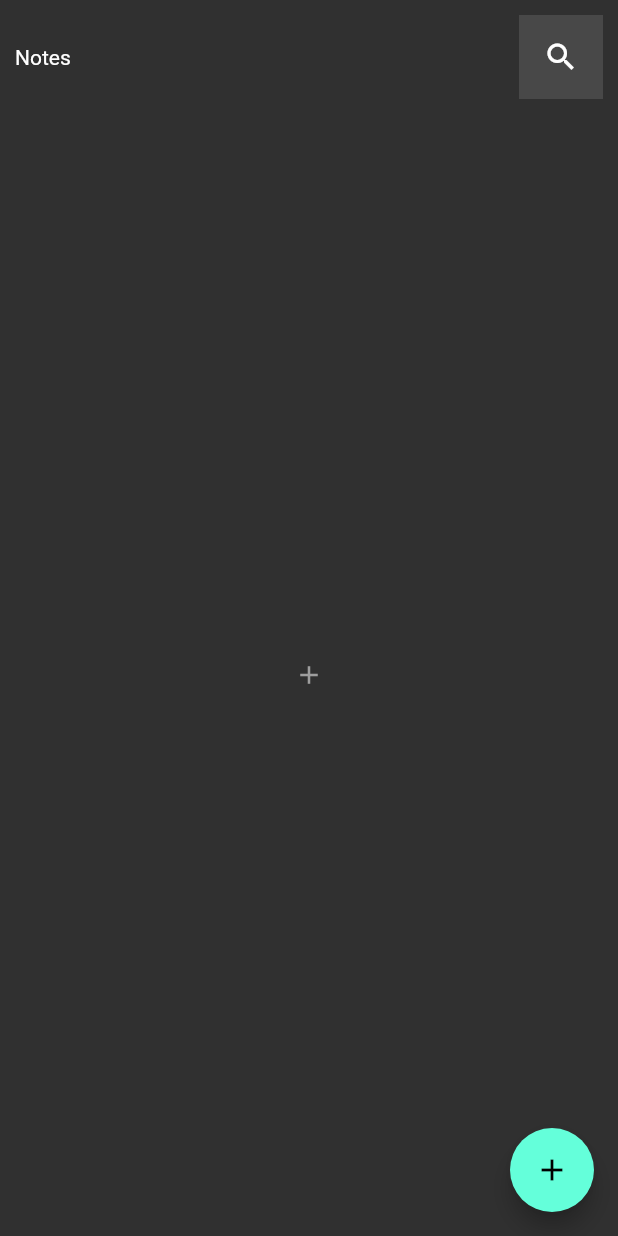
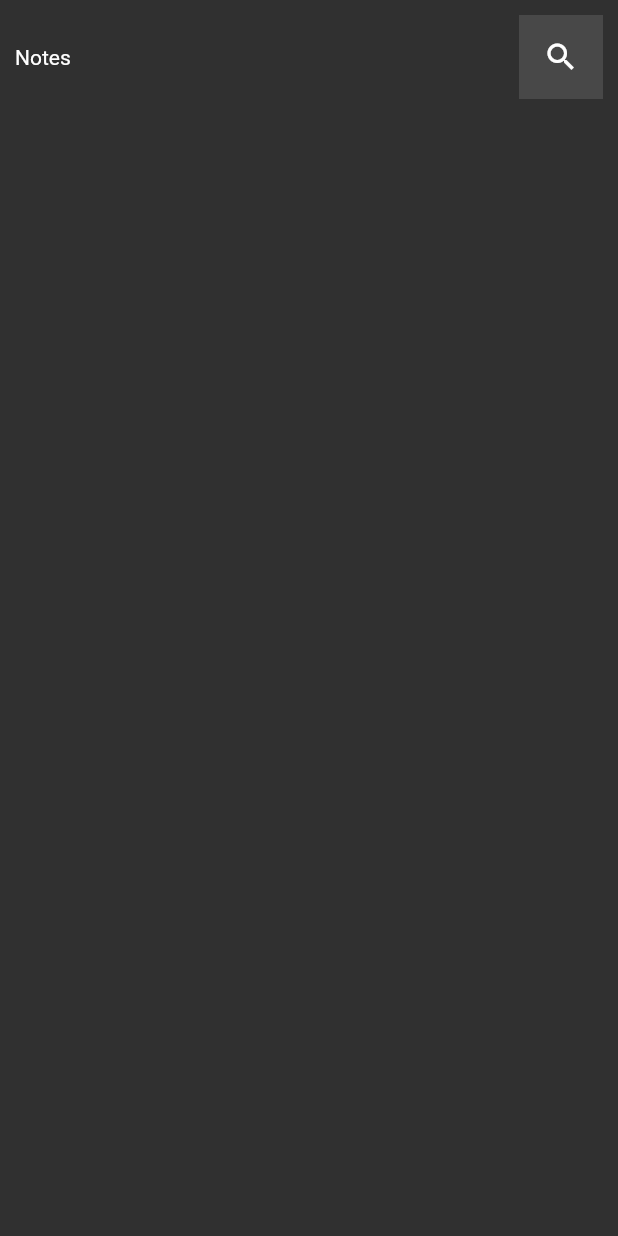
Before and after one commit to subhiAbboud/note_app, a Flutter app: the screen it shows after launch, on a phone screen of 412 x 824 dp. Run offline on Flutter 3.47's test engine with Material 2 defaults, Android fonts, the phone set to English and light mode, and no system bars; missing offline and left inert: dart:js.

Commit message:
create note view body and note item

```diff
--- a/lib/Screens/home.dart
+++ b/lib/Screens/home.dart
@@ -2,7 +2,7 @@ import 'package:flutter/material.dart';
 import 'package:note_app/Widgets/custemAppBar.dart';
 import 'package:note_app/Models/dataLayer.dart';
 import 'package:note_app/Widgets/noteItem.dart';
-
+import 'package:note_app/Widgets/noteViewBody.dart';
 
 class Home extends StatefulWidget {
 
@@ -10,9 +10,9 @@ class Home extends StatefulWidget {
   State<Home> createState() => _HomeState();
 }
 
+
 class _HomeState extends State<Home> {
-  List<Note> notes= [];
-  List<Widget> notesWidgets=[];
+
 
 
 
@@ -20,23 +20,7 @@ class _HomeState extends State<Home> {
   Widget build(BuildContext context) {
     return Scaffold(
 
-    body: SafeArea(
-      child: Column(
-        children:<Widget> [
-          const CustemAppBar(),
-          Expanded(
-            child: notes.length>0 ?
-                  Column(children: notesWidgets,):
-                  Icon(Icons.add,size: 20.0, color: Colors.grey,),
-          ),
-        ],
-      ),
-    ),
-      floatingActionButton: FloatingActionButton(
-        child: Icon(Icons.add),
-        onPressed: (){
-          notesWidgets.add(NoteItem(note: Note(title: 'Note Title',subTitle: 'lorem ipsum jokos ')));
-      },),
-    );
+    body: NotesViewBody(),
+   );
   }
 }
--- a/lib/Widgets/custemAppBar.dart
+++ b/lib/Widgets/custemAppBar.dart
@@ -11,7 +11,9 @@ class CustemAppBar extends StatelessWidget {
       child: Row(
         mainAxisAlignment: MainAxisAlignment.spaceBetween,
         children: <Widget>[
-          Text('Notes'),
+          Text('Notes',
+          style: Theme.of(context,).textTheme.bodyMedium,
+          ),
           RectangleIconButton(icon: Icons.search, onPress: () {}),
         ],
       ),
--- a/lib/Widgets/noteItem.dart
+++ b/lib/Widgets/noteItem.dart
@@ -13,7 +13,7 @@ class NoteItem extends StatelessWidget {
     return Container(
       decoration: BoxDecoration(
         borderRadius: BorderRadius.all(Radius.circular(20.0)),
-        //Todo : add random calor
+        //Todo : add random color
       ),
       child: Column(
         mainAxisAlignment: MainAxisAlignment.end,
@@ -23,6 +23,8 @@ class NoteItem extends StatelessWidget {
             title: Text(note.title),
             subtitle: Text(note.subTitle),
           ),
+
+          Text('${DateTime.now().month}/${DateTime.now().day}/${DateTime.now().year}',),
         ],
       ),
     );
--- /dev/null
+++ b/lib/Widgets/noteViewBody.dart
@@ -0,0 +1,19 @@
+import 'package:flutter/material.dart';
+import 'custemAppBar.dart';
+import 'package:note_app/Models/dataLayer.dart';
+
+class NotesViewBody extends StatelessWidget {
+  List<Note> notes = [];
+  List<Widget> notesWidgets = [];
+
+  @override
+  Widget build(BuildContext context) {
+    return SafeArea(
+      child: Column(
+        children: <Widget>[
+          const CustemAppBar(),
+          ],
+      ),
+    );
+  }
+}
--- /dev/null
+++ b/lib/const.dart
@@ -0,0 +1,4 @@
+import 'dart:js';
+import 'package:flutter/cupertino.dart';
+
+// import 'Utilites/theme.dart';
```
